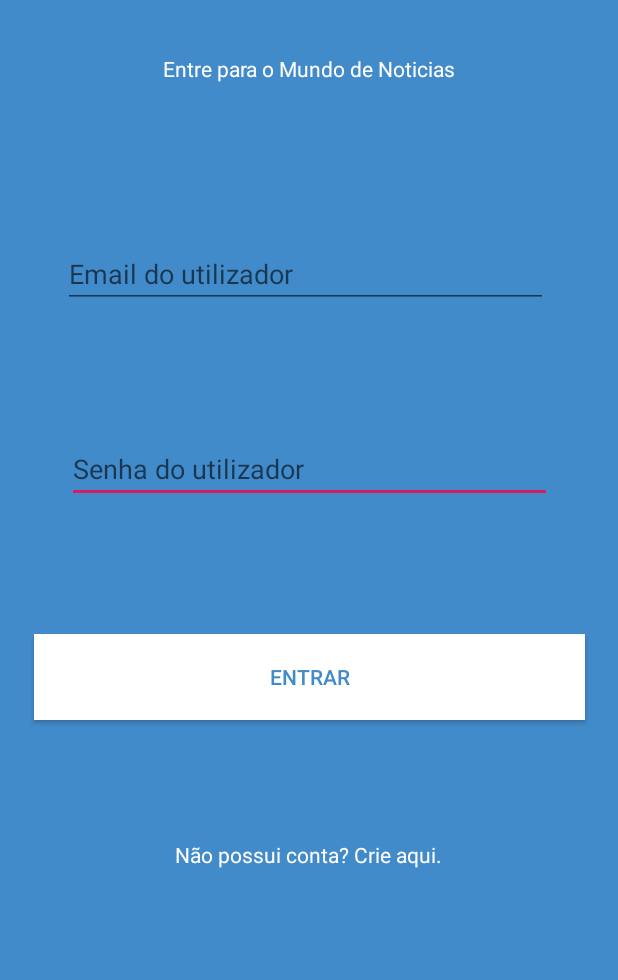
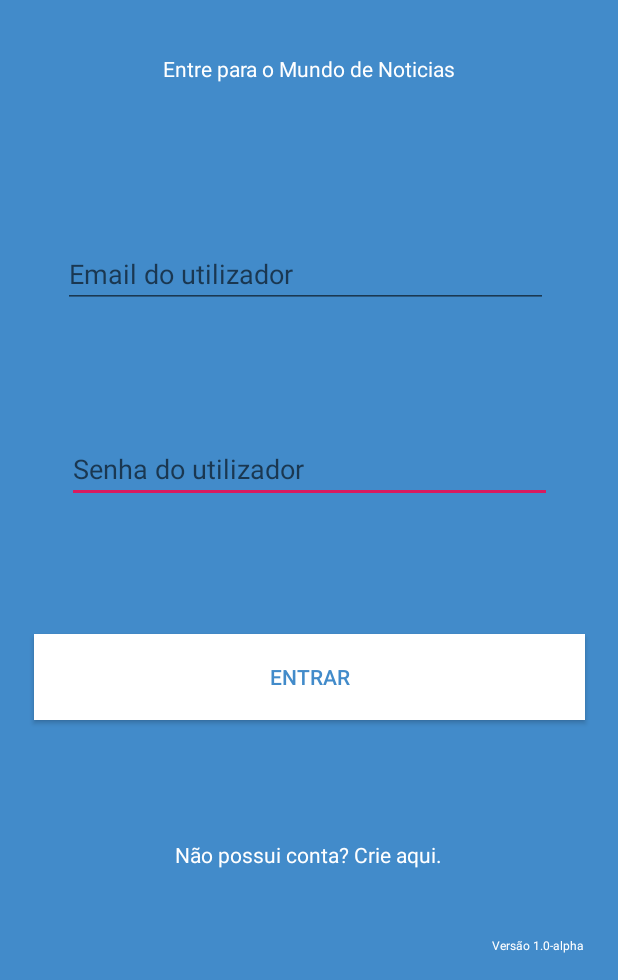
Before and after one commit to AilsonEsi/kriolnew-android, an Android app: the screen it shows after launch (LoginActivity), on a phone screen of 412 x 824 dp, the part 256-1236 px from its top. Run offline under Robolectric (Android 15) with nearby library versions, the phone set to English and light mode, and no system bars; our stand-ins replace Firebase (no records; nobody signed in at launch, a user with empty details on screens opened directly).

Commit message:
Update Login set app version

```diff
--- a/app/src/main/res/layout/activity_login.xml
+++ b/app/src/main/res/layout/activity_login.xml
@@ -127,4 +127,23 @@
         app:layout_constraintStart_toStartOf="parent"
         app:layout_constraintTop_toTopOf="parent"
         app:layout_constraintVertical_bias="0.381" />
+
+    <TextView
+        android:id="@+id/textView2"
+        android:layout_width="wrap_content"
+        android:layout_height="wrap_content"
+        android:layout_marginStart="8dp"
+        android:layout_marginLeft="8dp"
+        android:layout_marginTop="8dp"
+        android:layout_marginEnd="8dp"
+        android:layout_marginRight="8dp"
+        android:text="Versão 1.0-alpha"
+        android:textColor="@color/btn_secundary"
+        android:textSize="8sp"
+        app:layout_constraintBottom_toBottomOf="parent"
+        app:layout_constraintEnd_toEndOf="parent"
+        app:layout_constraintHorizontal_bias="0.956"
+        app:layout_constraintStart_toStartOf="parent"
+        app:layout_constraintTop_toTopOf="parent"
+        app:layout_constraintVertical_bias="0.977" />
 </android.support.constraint.ConstraintLayout>
```
